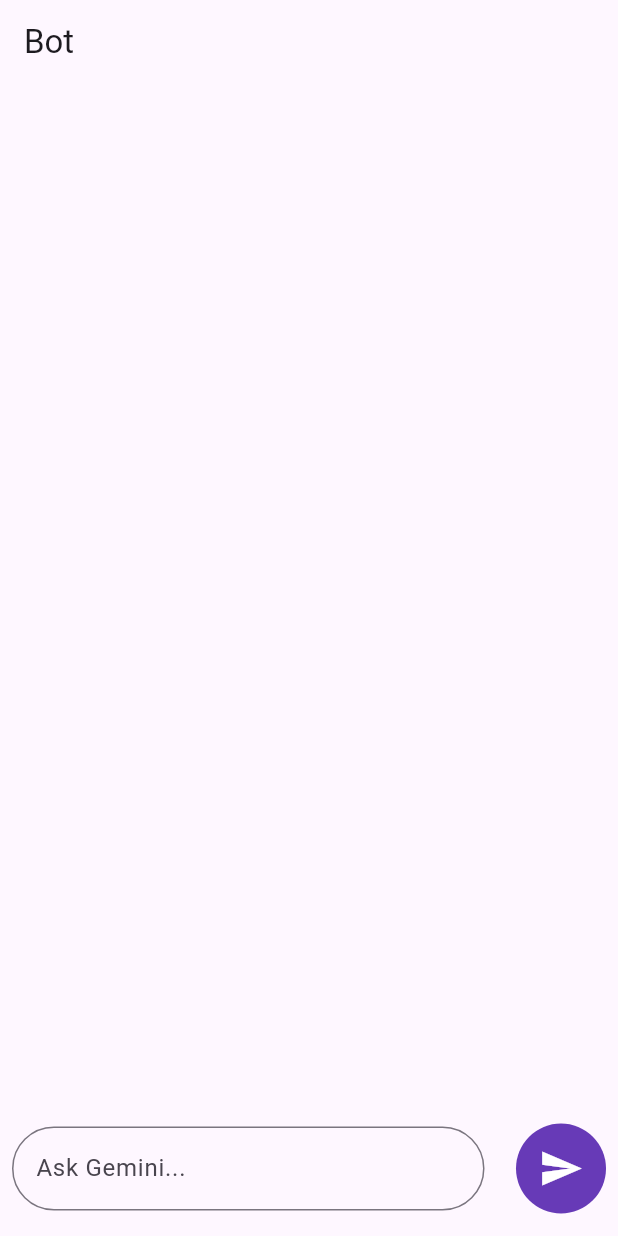
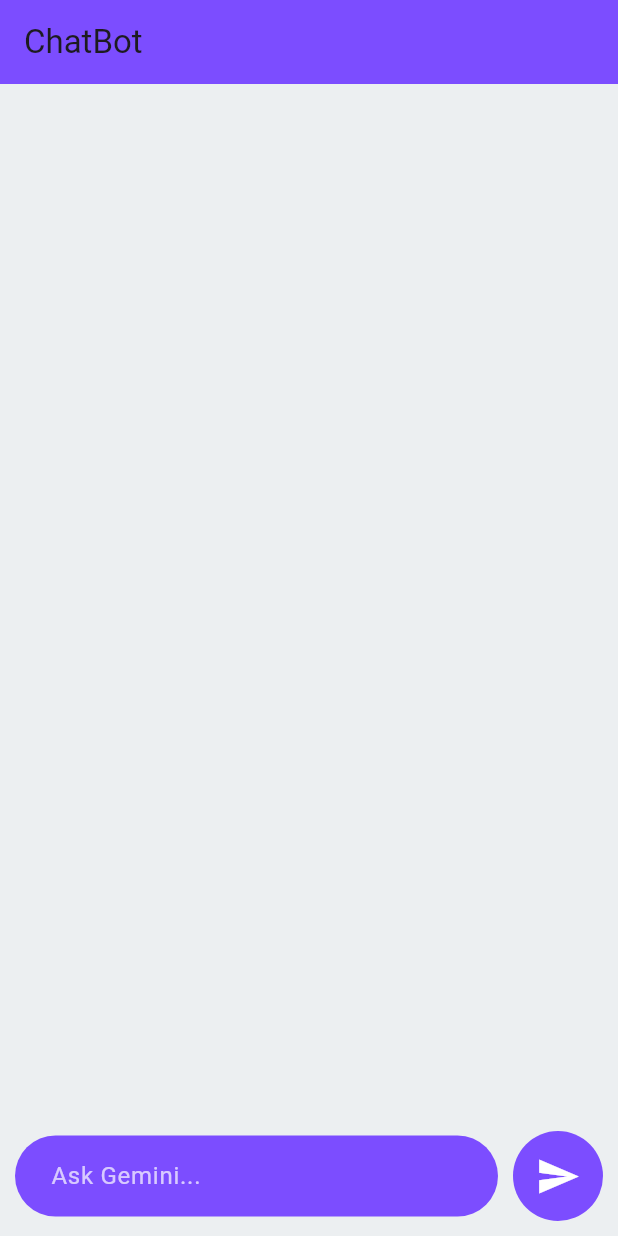
Before and after one commit to Islam-Ragab015/Chat-Bot, a Flutter app: the screen it shows after launch, on a phone screen of 412 x 824 dp. Run offline on Flutter 3.47's test engine with Material 3 defaults, Android fonts, the phone set to English and light mode, and no system bars; our stand-ins replace google_generative_ai.

```diff
--- a/lib/chat_bot_screen.dart
+++ b/lib/chat_bot_screen.dart
@@ -39,10 +39,12 @@ class _BotScreenState extends State<BotScreen> {
   Widget build(BuildContext context) {
     return Scaffold(
       appBar: AppBar(
-          title: const Text('Bot'),
+        title: const Text('ChatBot'),
+        backgroundColor: Colors.deepPurpleAccent,
+        elevation: 0,
       ),
+      backgroundColor: Colors.blueGrey[50],
       body: Column(
-          mainAxisAlignment: MainAxisAlignment.end,
         children: [
           Expanded(
             child: ListView.builder(
@@ -58,45 +60,47 @@ class _BotScreenState extends State<BotScreen> {
             ),
           ),
           Padding(
-              padding:
-                  const EdgeInsets.symmetric(horizontal: 8.0, vertical: 15),
+            padding: const EdgeInsets.all(10.0),
             child: Row(
               children: [
                 Expanded(
-                    flex: 15,
+                  flex: 9,
                   child: TextFormField(
                     controller: _userMessage,
+                    style: const TextStyle(color: Colors.white),
                     decoration: InputDecoration(
+                      filled: true,
+                      fillColor: Colors.deepPurpleAccent,
                       border: OutlineInputBorder(
-                            borderSide:
-                                const BorderSide(color: Colors.deepOrange),
-                            borderRadius: BorderRadius.circular(50)),
-                        label: const Text("Ask Gemini..."),
+                        borderRadius: BorderRadius.circular(50),
+                        borderSide: BorderSide.none,
+                      ),
+                      hintText: 'Ask Gemini...',
+                      hintStyle: const TextStyle(color: Colors.white70),
+                      contentPadding: const EdgeInsets.symmetric(
+                          vertical: 15, horizontal: 20),
                     ),
                   ),
                 ),
-                  const Spacer(),
+                const SizedBox(width: 10),
                 IconButton(
                   padding: const EdgeInsets.all(15),
                   iconSize: 30,
+                  onPressed: sendMessage,
+                  icon: const Icon(Icons.send),
+                  color: Colors.white,
                   style: ButtonStyle(
                     backgroundColor:
-                          WidgetStateProperty.all(Colors.deepPurple),
-                      foregroundColor: WidgetStateProperty.all(Colors.white),
-                      shape: WidgetStateProperty.all(
-                        const CircleBorder(),
+                        WidgetStateProperty.all(Colors.deepPurpleAccent),
+                    shape: WidgetStateProperty.all(const CircleBorder()),
                   ),
-                    ),
-                    onPressed: () {
-                      sendMessage();
-                    },
-                    icon: const Icon(Icons.send),
                 )
               ],
             ),
-            )
+          ),
         ],
-        ));
+      ),
+    );
   }
 }
 
@@ -104,42 +108,57 @@ class Messages extends StatelessWidget {
   final bool isUser;
   final String message;
   final String date;
-  const Messages(
-      {super.key,
+
+  const Messages({
+    super.key,
     required this.isUser,
     required this.message,
-      required this.date});
+    required this.date,
+  });
 
   @override
   Widget build(BuildContext context) {
-    return Container(
-      width: double.infinity,
-      padding: const EdgeInsets.all(15),
-      margin: const EdgeInsets.symmetric(vertical: 15).copyWith(
-        left: isUser ? 100 : 10,
-        right: isUser ? 10 : 100,
-      ),
+    return Padding(
+      padding: const EdgeInsets.symmetric(vertical: 10, horizontal: 20),
+      child: Align(
+        alignment: isUser ? Alignment.centerRight : Alignment.centerLeft,
+        child: Container(
+          padding: const EdgeInsets.symmetric(vertical: 15, horizontal: 20),
           decoration: BoxDecoration(
-        color: isUser ? Colors.deepPurple : Colors.grey.shade200,
+            color: isUser ? Colors.deepPurpleAccent : Colors.grey.shade300,
             borderRadius: BorderRadius.only(
               topLeft: const Radius.circular(30),
+              topRight: const Radius.circular(30),
               bottomLeft: isUser ? const Radius.circular(30) : Radius.zero,
-          topRight: const Radius.circular(30),
               bottomRight: isUser ? Radius.zero : const Radius.circular(30),
             ),
+            boxShadow: [
+              BoxShadow(
+                color: Colors.black.withOpacity(0.1),
+                spreadRadius: 1,
+                blurRadius: 10,
+                offset: const Offset(0, 3),
+              )
+            ],
           ),
           child: Column(
             crossAxisAlignment: CrossAxisAlignment.start,
             children: [
               Text(
                 message,
-            style: TextStyle(color: isUser ? Colors.white : Colors.black),
+                style: TextStyle(
+                    color: isUser ? Colors.white : Colors.black, fontSize: 16),
               ),
+              const SizedBox(height: 5),
               Text(
                 date,
-            style: TextStyle(color: isUser ? Colors.white : Colors.black),
+                style: TextStyle(
+                    color: isUser ? Colors.white70 : Colors.black54,
+                    fontSize: 12),
               ),
             ],
+          ),
+        ),
       ),
     );
   }
```
Lines whose indentation alone changed are shown as unchanged.
